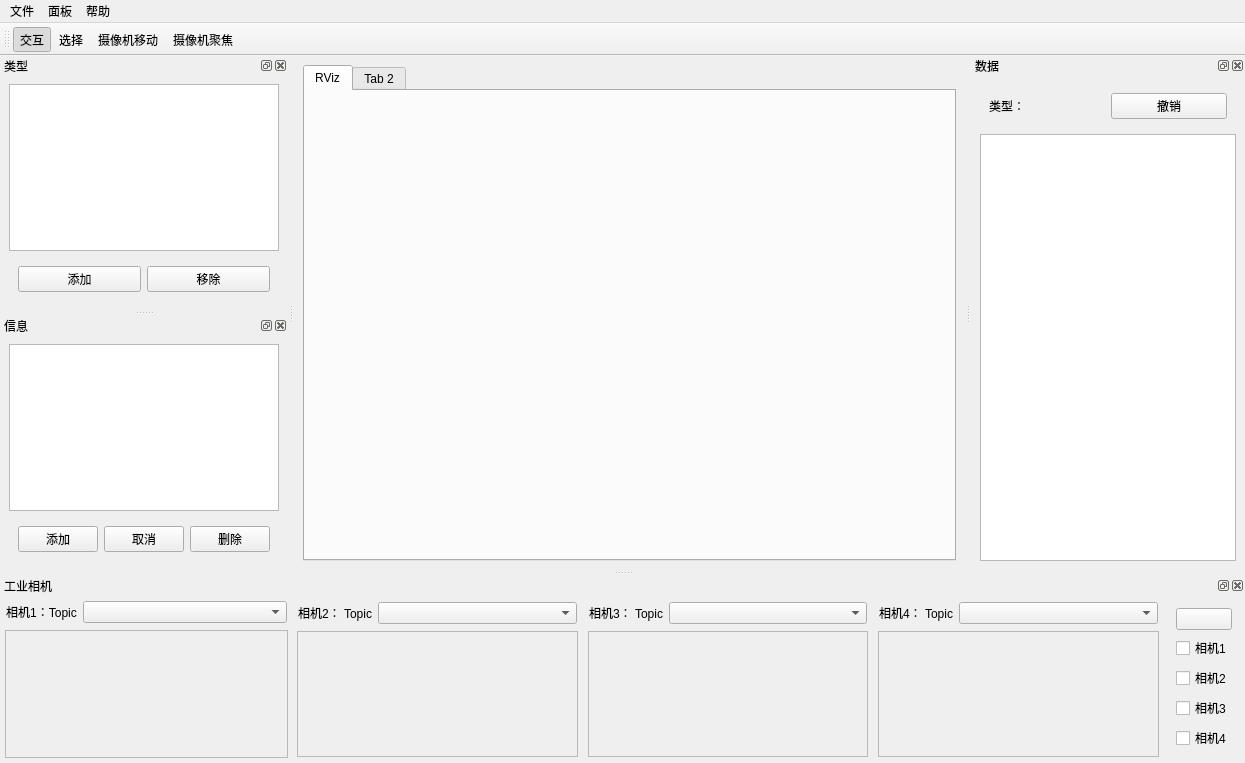
Mith-z/ROS_Qt_RViz, file qt_rviz_demo/ui/main_window.ui: the form before one commit.
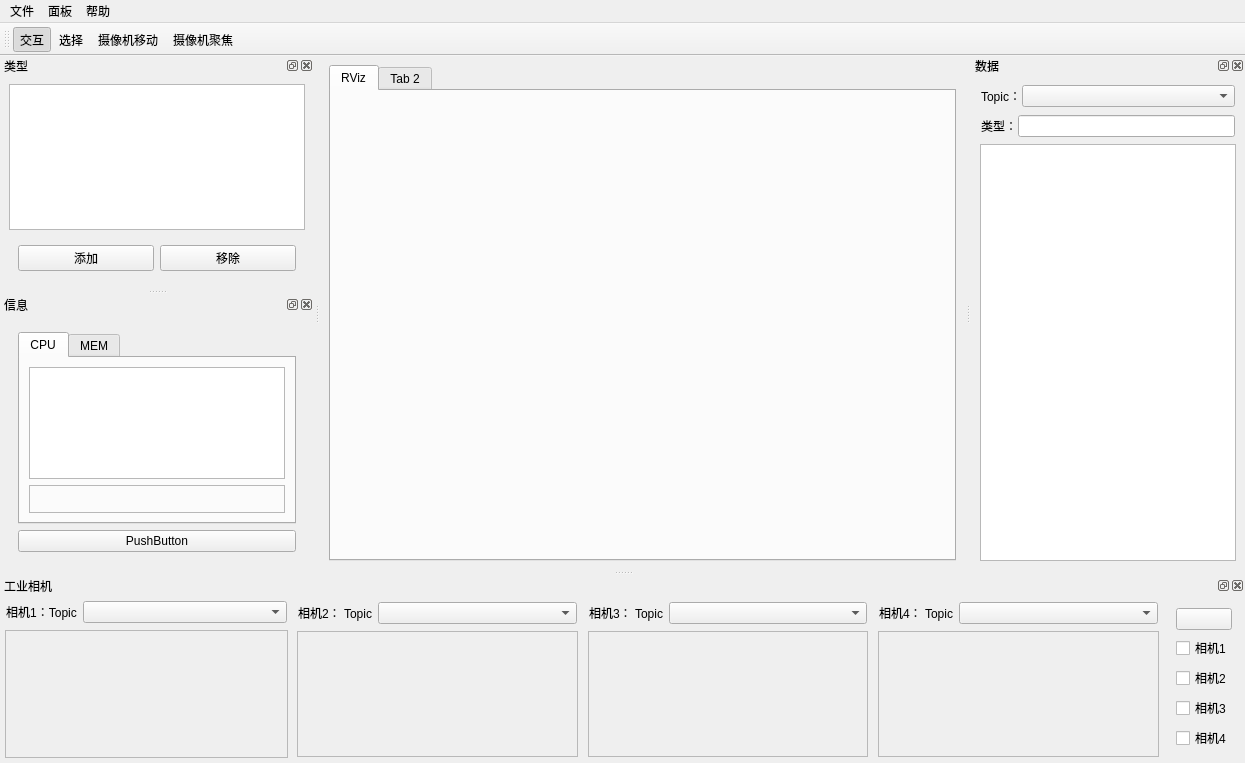
The form after the commit. Custom widgets are drawn as their Qt base class.

The edit to the form file:
```diff
--- a/qt_rviz_demo/ui/main_window.ui
+++ b/qt_rviz_demo/ui/main_window.ui
@@ -177,29 +177,57 @@
    <widget class="QWidget" name="dockWidgetContents_3">
     <layout class="QVBoxLayout" name="verticalLayout_5">
      <item>
-      <widget class="QListView" name="infoListView"/>
-     </item>
-     <item>
-      <widget class="QWidget" name="widget" native="true">
-       <layout class="QHBoxLayout" name="horizontalLayout_4">
+      <widget class="QWidget" name="node_info_widget" native="true">
+       <layout class="QVBoxLayout" name="verticalLayout_6">
         <item>
-         <widget class="QPushButton" name="info_add_Btn">
-          <property name="text">
-           <string>添加</string>
+         <widget class="QTabWidget" name="nodeinfo_tabWidget">
+          <property name="currentIndex">
+           <number>0</number>
           </property>
+          <widget class="QWidget" name="cpu_tab">
+           <attribute name="title">
+            <string>CPU</string>
+           </attribute>
+           <layout class="QVBoxLayout" name="verticalLayout_13">
+            <item>
+             <widget class="QTableView" name="node_info_tableView">
+              <property name="sizePolicy">
+               <sizepolicy hsizetype="Expanding" vsizetype="Expanding">
+                <horstretch>0</horstretch>
+                <verstretch>4</verstretch>
+               </sizepolicy>
+              </property>
+             </widget>
+            </item>
+            <item>
+             <widget class="qt_rviz_demo::NodeInfoDrawer" name="node_info_frame">
+              <property name="sizePolicy">
+               <sizepolicy hsizetype="Preferred" vsizetype="Preferred">
+                <horstretch>0</horstretch>
+                <verstretch>1</verstretch>
+               </sizepolicy>
+              </property>
+              <property name="frameShape">
+               <enum>QFrame::StyledPanel</enum>
+              </property>
+              <property name="frameShadow">
+               <enum>QFrame::Raised</enum>
+              </property>
+             </widget>
+            </item>
+           </layout>
+          </widget>
+          <widget class="QWidget" name="mem_tab">
+           <attribute name="title">
+            <string>MEM</string>
+           </attribute>
+          </widget>
          </widget>
         </item>
         <item>
-         <widget class="QPushButton" name="info_cancel_Btn">
+         <widget class="QPushButton" name="pushButton">
           <property name="text">
-           <string>取消</string>
-          </property>
-         </widget>
-        </item>
-        <item>
-         <widget class="QPushButton" name="info_delete_Btn">
-          <property name="text">
-           <string>删除</string>
+           <string>PushButton</string>
           </property>
          </widget>
         </item>
@@ -748,17 +776,82 @@
      <item>
       <widget class="QWidget" name="widget_3" native="true">
        <layout class="QHBoxLayout" name="horizontalLayout_2">
+        <property name="spacing">
+         <number>1</number>
+        </property>
+        <property name="leftMargin">
+         <number>1</number>
+        </property>
+        <property name="topMargin">
+         <number>1</number>
+        </property>
+        <property name="rightMargin">
+         <number>1</number>
+        </property>
+        <property name="bottomMargin">
+         <number>1</number>
+        </property>
+        <item>
+         <widget class="QLabel" name="dataTopicLabel">
+          <property name="sizePolicy">
+           <sizepolicy hsizetype="Preferred" vsizetype="Preferred">
+            <horstretch>0</horstretch>
+            <verstretch>0</verstretch>
+           </sizepolicy>
+          </property>
+          <property name="text">
+           <string>Topic：</string>
+          </property>
+         </widget>
+        </item>
+        <item>
+         <widget class="QComboBox" name="data_topic_comboBox">
+          <property name="sizePolicy">
+           <sizepolicy hsizetype="Preferred" vsizetype="Fixed">
+            <horstretch>1</horstretch>
+            <verstretch>0</verstretch>
+           </sizepolicy>
+          </property>
+         </widget>
+        </item>
+       </layout>
+      </widget>
+     </item>
+     <item>
+      <widget class="QWidget" name="widget" native="true">
+       <layout class="QHBoxLayout" name="horizontalLayout">
+        <property name="spacing">
+         <number>1</number>
+        </property>
+        <property name="leftMargin">
+         <number>1</number>
+        </property>
+        <property name="topMargin">
+         <number>1</number>
+        </property>
+        <property name="rightMargin">
+         <number>1</number>
+        </property>
+        <property name="bottomMargin">
+         <number>1</number>
+        </property>
         <item>
          <widget class="QLabel" name="dataTypeLabel">
+          <property name="sizePolicy">
+           <sizepolicy hsizetype="Preferred" vsizetype="Preferred">
+            <horstretch>0</horstretch>
+            <verstretch>0</verstretch>
+           </sizepolicy>
+          </property>
           <property name="text">
            <string>类型：</string>
           </property>
          </widget>
         </item>
         <item>
-         <widget class="QPushButton" name="data_cancel_Btn">
-          <property name="text">
-           <string>撤销</string>
+         <widget class="QLineEdit" name="dataType_LineEdit">
+          <property name="readOnly">
+           <bool>false</bool>
           </property>
          </widget>
         </item>
@@ -766,7 +859,7 @@
       </widget>
      </item>
      <item>
-      <widget class="QListView" name="dataListView"/>
+      <widget class="QTreeView" name="dataTreeView"/>
      </item>
     </layout>
    </widget>
@@ -928,7 +1021,13 @@
   <customwidget>
    <class>rqt_image_view::RatioLayoutedFrame</class>
    <extends>QFrame</extends>
-   <header>./include/qt_rviz_demo/ratio_layouted_frame.h</header>
+   <header>./include/qt_rviz_demo/UIPromoteClass/ratio_layouted_frame.h</header>
+   <container>1</container>
+  </customwidget>
+  <customwidget>
+   <class>qt_rviz_demo::NodeInfoDrawer</class>
+   <extends>QFrame</extends>
+   <header>./include/qt_rviz_demo/UIPromoteClass/node_info_drawer.h</header>
    <container>1</container>
   </customwidget>
  </customwidgets>
```
